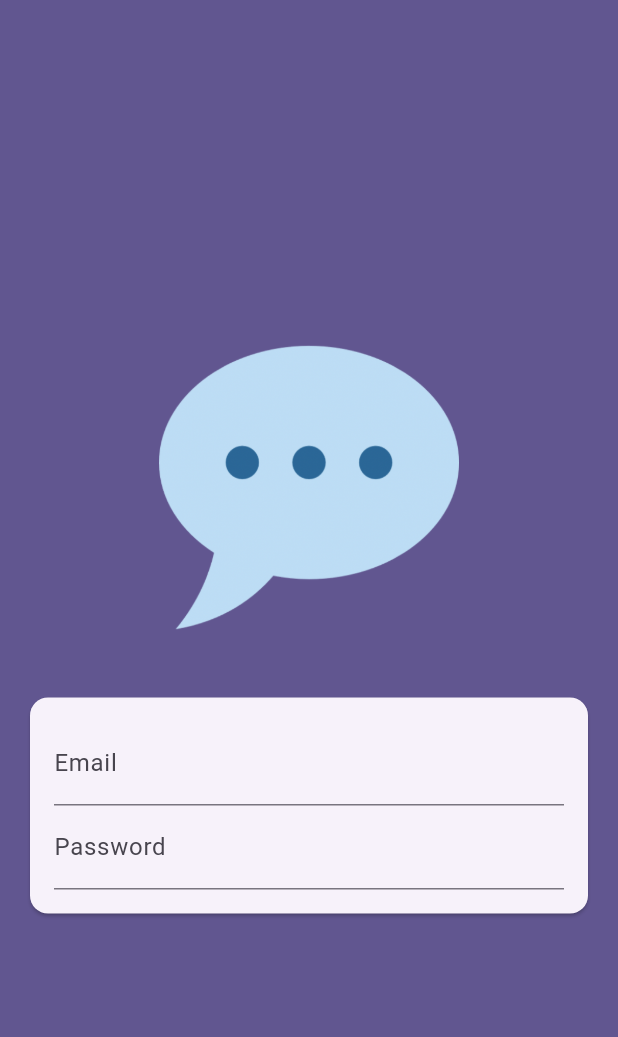
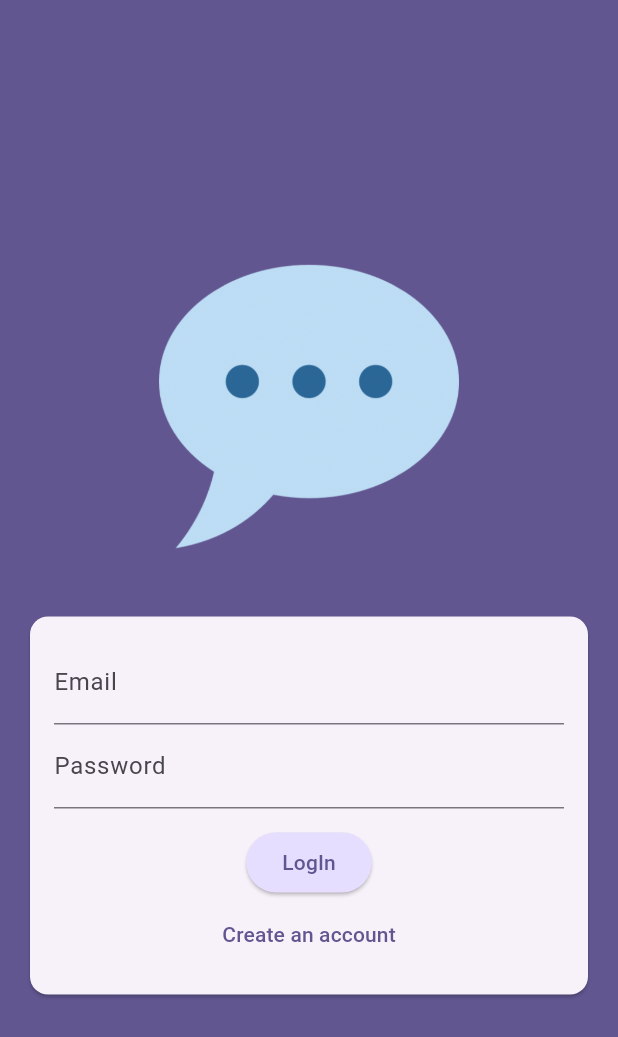
Before and after one commit to DHRUVGARG535/chat_app, a Flutter app: the screen it shows after launch, on a phone screen of 412 x 824 dp. Shown: the top 1037 px of the screen. Run offline on Flutter 3.47's test engine with Material 3 defaults, Android fonts, the phone set to English and light mode, and no system bars.

Commit message:
added buttons and validation in auth screen

```diff
--- a/lib/screens/auth.dart
+++ b/lib/screens/auth.dart
@@ -8,6 +8,8 @@ class AuthScreen extends StatefulWidget {
 }
 
 class _AuthScreenState extends State<AuthScreen> {
+  bool _isLogin = true;
+
   @override
   Widget build(BuildContext context) {
     return Scaffold(
@@ -42,12 +44,49 @@ class _AuthScreenState extends State<AuthScreen> {
                             keyboardType: TextInputType.emailAddress,
                             autocorrect: false,
                             textCapitalization: TextCapitalization.none,
+                            validator: (value) {
+                              if (value == null ||
+                                  value.trim().isEmpty ||
+                                  !value.contains('@')) {
+                                return 'Please enter a valid email address';
+                              }
+                              return null;
+                            },
                           ),
                           TextFormField(
                             decoration: InputDecoration(
                               label: (Text('Password')),
                             ),
                             obscureText: true,
+                            validator: (value) {
+                              if (value == null || value.trim().isEmpty || value.length <6) {
+                                return 'Please enter a valid email address';
+                              }
+                              return null;
+                            },
+                          ),
+                          SizedBox(height: 12),
+                          ElevatedButton(
+                            onPressed: () {},
+                            style: ElevatedButton.styleFrom(
+                              backgroundColor:
+                                  Theme.of(
+                                    context,
+                                  ).colorScheme.primaryContainer,
+                            ),
+                            child: Text(_isLogin ? 'LogIn' : 'SignUp'),
+                          ),
+                          TextButton(
+                            onPressed: () {
+                              setState(() {
+                                _isLogin = !_isLogin;
+                              });
+                            },
+                            child: Text(
+                              _isLogin
+                                  ? 'Create an account'
+                                  : 'I already have an account',
+                            ),
                           ),
                         ],
                       ),
```
